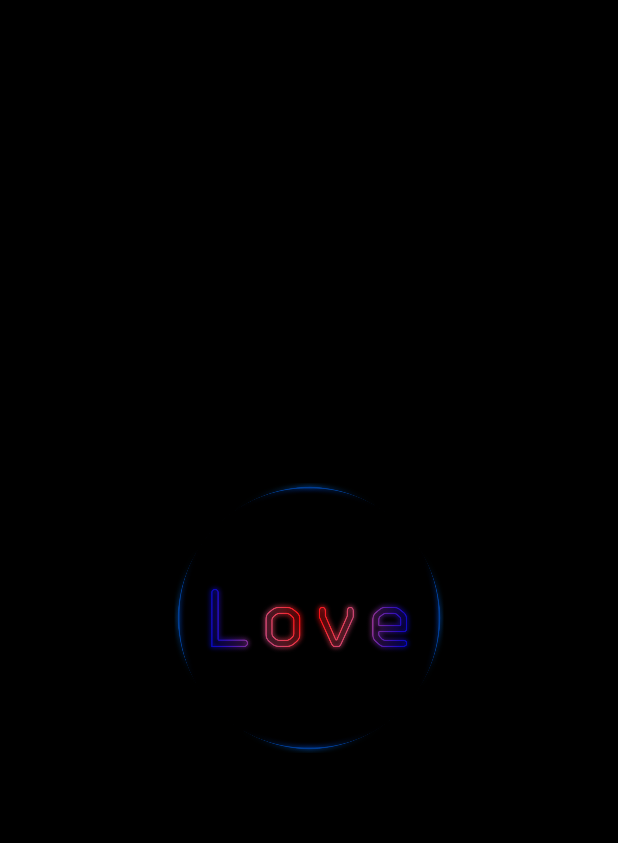
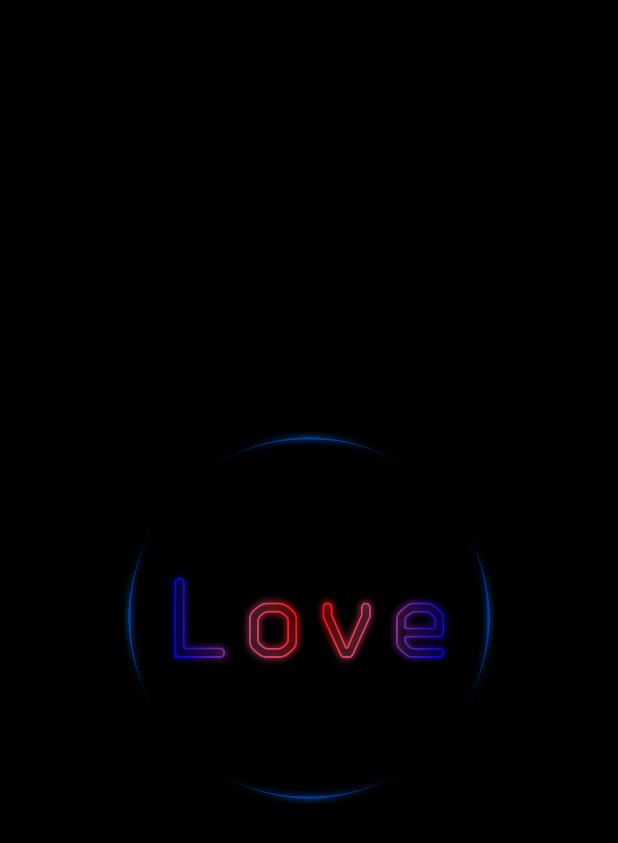
Before and after one commit to JosthinPilcoFlores/Examen3DBP, an Android app: the MainActivity screen opened directly, with no data from a screen before it, on a phone screen of 412 x 824 dp. Shown: the top 843 px of the screen. Run offline under Robolectric (Android 15) with nearby library versions, the phone set to English and light mode, and no system bars; 1 statement that could not run was skipped.

Commit message:
Aumento tamaño logo SplashScreen

```diff
--- a/app/src/main/res/layout/activity_main.xml
+++ b/app/src/main/res/layout/activity_main.xml
@@ -12,15 +12,15 @@
         android:id="@+id/LogoImageView"
         android:layout_width="0dp"
         android:layout_height="0dp"
-        android:layout_marginStart="100dp"
+        android:layout_marginStart="60dp"
         android:layout_marginTop="80dp"
-        android:layout_marginEnd="100dp"
+        android:layout_marginEnd="60dp"
         android:layout_marginBottom="80dp"
+        android:contentDescription="@string/descLogo"
         app:layout_constraintBottom_toBottomOf="parent"
         app:layout_constraintEnd_toEndOf="parent"
         app:layout_constraintStart_toStartOf="parent"
         app:layout_constraintTop_toTopOf="parent"
-        app:srcCompat="@drawable/logo"
-        android:contentDescription="@string/descLogo" />
+        app:srcCompat="@drawable/logo" />
 
 </android.support.constraint.ConstraintLayout>
```
